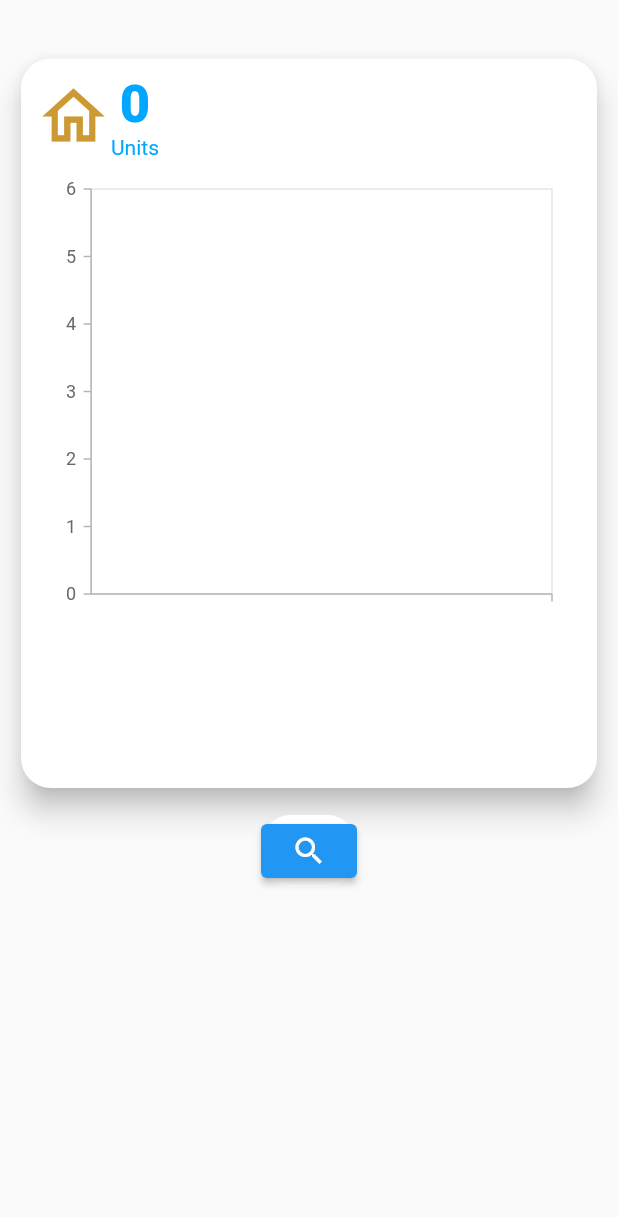
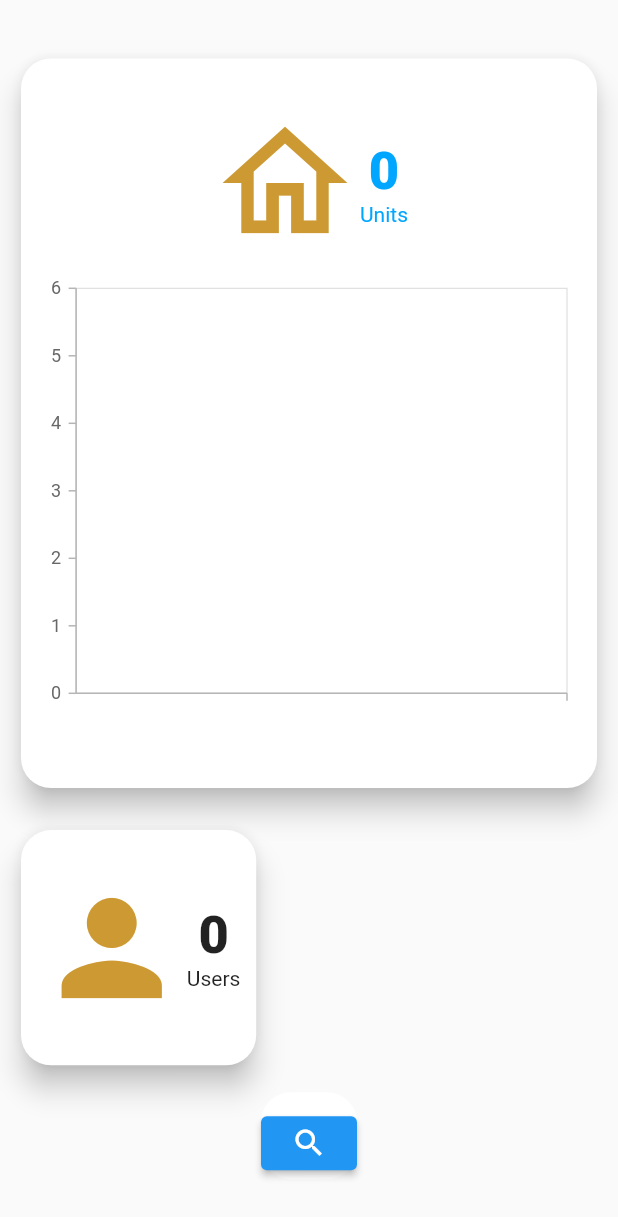
Before and after one commit to Mohamed26Salah/AmanRealEstate-Mobile-App, a Flutter app: the PanelLeftPage screen opened directly, after a tap on an icon or button, on a phone screen of 412 x 824 dp. Shown: the top 1217 px of the screen. Run offline on Flutter 3.47's test engine with Material 2 defaults, Android fonts, the phone set to English and light mode, and no system bars; our stand-ins replace awesome_snackbar_content, cached_network_image, cloud_firestore, custom_radio_grouped_button, firebase_auth, firebase_core and 12 more; missing offline and left inert: dart:ffi, search_page; accounts and stored records are empty.

Commit message:
Finished dashboard (waiting for rents)
edit profile still gives errors

```diff
--- a/Aman_Project/Aman_Project/aman_project/lib/models/category_chart_data.dart
+++ b/Aman_Project/Aman_Project/aman_project/lib/models/category_chart_data.dart
@@ -37,3 +37,34 @@ Future<List<ChartData>> getData() async {
 
   return datanum2;
 }
+
+Future<List<ChartData>> getData2() async {
+  List data = [];
+  Map datanum = {};
+  List<ChartData> datanum2 = [];
+
+  await FirebaseFirestore.instance
+      .collection('users')
+      .get()
+      .then((QuerySnapshot querySnapshot) {
+    for (var doc in querySnapshot.docs) {
+      data.add(doc["role"]);
+    }
+  });
+  // await FirebaseFirestore.instance
+  //     .collection('properties')
+  //     .get()
+  //     .then((QuerySnapshot querySnapshot) {
+  //   for (var doc in querySnapshot.docs) {
+  //     data!.add(doc["Type"]);
+
+  //   }
+  // });
+
+  for (var e in data) {
+    datanum.containsKey(e) ? datanum[e]++ : datanum[e] = 1;
+  }
+  datanum.forEach((k, v) => datanum2.add(ChartData(k, v)));
+
+  return datanum2;
+}
--- a/Aman_Project/Aman_Project/aman_project/lib/presentation/dashboard/panel_left/Components/bloc.dart
+++ b/Aman_Project/Aman_Project/aman_project/lib/presentation/dashboard/panel_left/Components/bloc.dart
@@ -4,13 +4,17 @@ import 'cards.dart';
 
 class ChartBlock extends StatefulWidget {
   final double width;
-  final int index;
+  final String text;
+  final int icon;
+  final int dataNum;
   bool isExpanded;
   ChartBlock(
       {super.key,
       required this.width,
-      required this.index,
-      this.isExpanded = false});
+      this.isExpanded = false,
+      this.text = "Units",
+      this.icon = 0xf107,
+      this.dataNum = 0});
 
   @override
   State<ChartBlock> createState() => _ChartBlockState();
@@ -21,7 +25,14 @@ class _ChartBlockState extends State<ChartBlock> {
   @override
   void initState() {
     super.initState();
-    chartData = getData();
+    if (widget.dataNum == 0) {
+      chartData = getData();
+    } else if (widget.dataNum == 1) {
+      chartData = getData2();
+    } else if (widget.dataNum == 2) {
+    } else {
+      chartData = getData();
+    }
   }
 
   @override
@@ -49,6 +60,8 @@ class _ChartBlockState extends State<ChartBlock> {
               child: cards1(
                 expand: widget.isExpanded,
                 chartData: snapshot.data,
+                text: widget.text,
+                icon: widget.icon,
               ),
             );
           } else {
--- a/Aman_Project/Aman_Project/aman_project/lib/presentation/dashboard/panel_left/Components/cards.dart
+++ b/Aman_Project/Aman_Project/aman_project/lib/presentation/dashboard/panel_left/Components/cards.dart
@@ -77,17 +77,17 @@ class _cards1State extends State<cards1> with SingleTickerProviderStateMixin {
     return Card(
         elevation: 8,
         shape: RoundedRectangleBorder(borderRadius: BorderRadius.circular(20)),
-        child: Padding(
-            padding: const EdgeInsets.all(10),
         child: Column(
+          mainAxisAlignment: MainAxisAlignment.center,
           children: [
             Row(
+              mainAxisAlignment: MainAxisAlignment.center,
               children: [
                 Icon(
                     textDirection: TextDirection.ltr,
                     IconData(widget.icon, fontFamily: 'MaterialIcons'),
                     color: Theme.of(context).primaryColor,
-                        size: 50),
+                    size: 100),
                 Column(
                   children: [
                     Text(
@@ -120,6 +120,6 @@ class _cards1State extends State<cards1> with SingleTickerProviderStateMixin {
                     visible: widget.expand,
                     child: CategoryChart(DataChart: widget.chartData!))),
           ],
-            )));
+        ));
   }
 }
--- a/Aman_Project/Aman_Project/aman_project/lib/presentation/dashboard/panel_left/Components/chart_widget.dart
+++ b/Aman_Project/Aman_Project/aman_project/lib/presentation/dashboard/panel_left/Components/chart_widget.dart
@@ -84,6 +84,18 @@ Color? returnColor(String? s) {
       {
         return const Color(0xffff4c14);
       }
+    case "admin":
+      {
+        return Color.fromARGB(255, 228, 20, 255);
+      }
+    case "moderator":
+      {
+        return Color.fromARGB(255, 255, 20, 83);
+      }
+    case "user":
+      {
+        return Color.fromARGB(255, 255, 20, 20);
+      }
     default:
       {
         return const Color.fromARGB(255, 0, 0, 0);
--- a/Aman_Project/Aman_Project/aman_project/lib/presentation/dashboard/panel_left/Components/users_list_widget.dart
+++ b/Aman_Project/Aman_Project/aman_project/lib/presentation/dashboard/panel_left/Components/users_list_widget.dart
@@ -48,6 +48,7 @@ class _UsersListWidgetState extends State<UsersListWidget> {
         } else if (snapshot.hasData) {
           return Column(
             children: [
+              const SizedBox(height: 10),
               ElevatedButton(
                   onPressed: () => showSearch(
                         context: context,
--- a/Aman_Project/Aman_Project/aman_project/lib/presentation/dashboard/panel_left/panel_left_page.dart
+++ b/Aman_Project/Aman_Project/aman_project/lib/presentation/dashboard/panel_left/panel_left_page.dart
@@ -35,13 +35,17 @@ class _PanelLeftPageState extends State<PanelLeftPage> {
               Column(
                 children: [
                   const SizedBox(height: 25),
-                  Wrap(
-                    children: List.generate(1, (index) {
-                      return ChartBlock(
-                          width: MediaQuery.of(context).size.width,
-                          index: index);
-                    }),
-                  ),
+                  Wrap(children: [
+                    ChartBlock(
+                      width: MediaQuery.of(context).size.width,
+                    ),
+                    ChartBlock(
+                      width: MediaQuery.of(context).size.width,
+                      text: "Users",
+                      icon: 0xeb93,
+                      dataNum: 1,
+                    )
+                  ]),
                   Padding(
                     padding: const EdgeInsets.only(
                         right: 0, bottom: 0, top: 0, left: 0),
```
Lines whose indentation alone changed are shown as unchanged.
